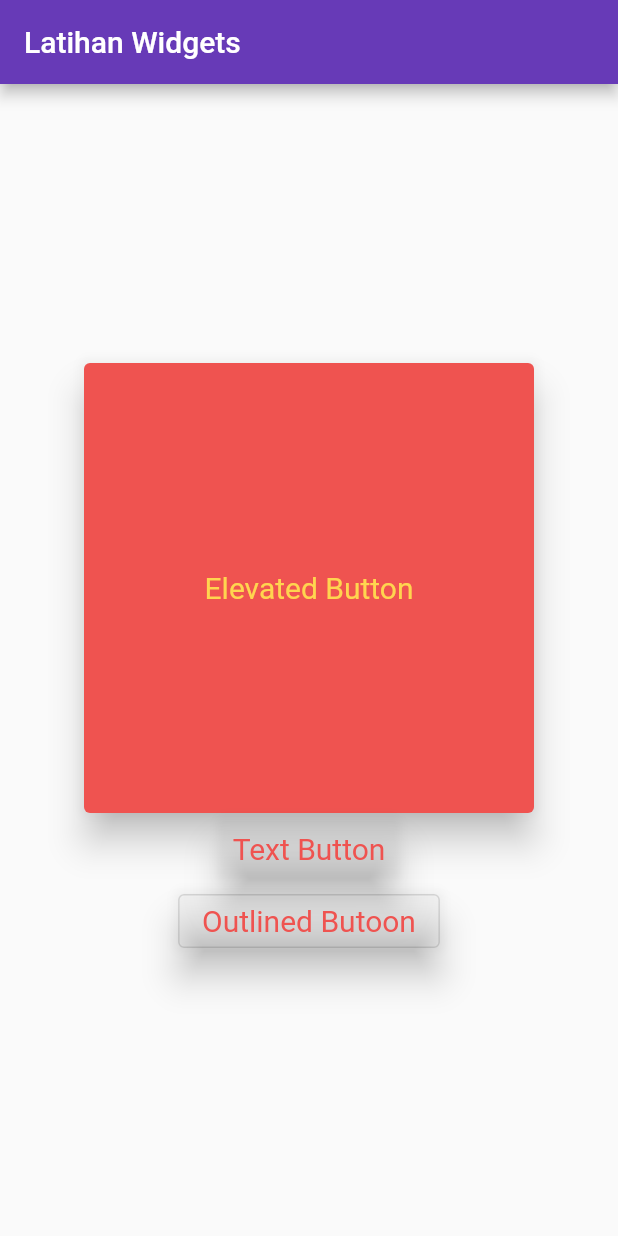
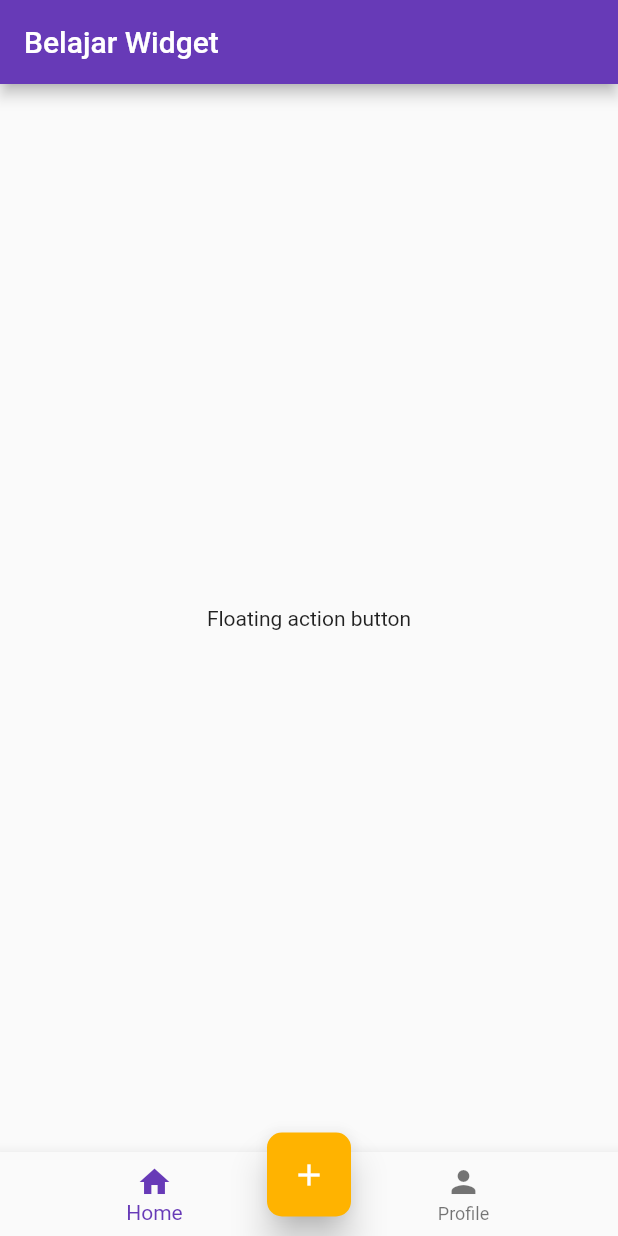
Before and after one commit to bahrie127/widget_focus, a Flutter app: the screen it shows after launch, on a phone screen of 412 x 824 dp. Run offline on Flutter 3.47's test engine with Material 2 defaults, Android fonts, the light colour scheme and no system bars.

Commit message:
floating action button

```diff
--- a/lib/home.dart
+++ b/lib/home.dart
@@ -6,6 +6,7 @@ import 'package:widget_focus/widgets/sample_card.dart';
 import 'package:widget_focus/widgets/sample_component.dart';
 import 'package:widget_focus/widgets/sample_container.dart';
 import 'package:widget_focus/widgets/sample_drawer.dart';
+import 'package:widget_focus/widgets/sample_floating_action_button.dart';
 import 'package:widget_focus/widgets/sample_grid.dart';
 import 'package:widget_focus/widgets/sample_image.dart';
 import 'package:widget_focus/widgets/sample_list.dart';
@@ -23,13 +24,18 @@ class Home extends StatelessWidget {
 
   @override
   Widget build(BuildContext context) {
-    return Scaffold(
-      appBar: AppBar(
-        title: const Text('Latihan Widgets'),
-      ),
-      body: const SampleButton(),
-    );
+    return SampleFloatingActionButton();
   }
+
+  // @override
+  // Widget build(BuildContext context) {
+  //   return Scaffold(
+  //     appBar: AppBar(
+  //       title: const Text('Latihan Widgets'),
+  //     ),
+  //     body: const SampleButton(),
+  //   );
+  // }
 }
 
 
--- /dev/null
+++ b/lib/widgets/sample_floating_action_button.dart
@@ -0,0 +1,57 @@
+import 'package:flutter/material.dart';
+
+class SampleFloatingActionButton extends StatelessWidget {
+  const SampleFloatingActionButton({super.key});
+
+  @override
+  Widget build(BuildContext context) {
+    return Scaffold(
+      appBar: AppBar(
+        title: const Text('Belajar Widget'),
+      ),
+      body: const Center(
+        child: Text('Floating action button'),
+      ),
+      bottomNavigationBar: BottomNavigationBar(items: const [
+        BottomNavigationBarItem(icon: Icon(Icons.home), label: 'Home'),
+        BottomNavigationBarItem(icon: Icon(Icons.person), label: 'Profile'),
+      ]),
+      floatingActionButtonLocation: FloatingActionButtonLocation.centerDocked,
+      floatingActionButton:
+          // FloatingActionButton.extended(
+          //   onPressed: () {},
+          //   label: const Text('Favorite'),
+          //   icon: const Icon(Icons.favorite),
+          // ),
+
+          Container(
+        margin: const EdgeInsets.only(top: 30),
+        child: FloatingActionButton(
+          onPressed: () {},
+          elevation: 10,
+          backgroundColor: Colors.amber[600],
+          shape: RoundedRectangleBorder(
+            borderRadius: BorderRadius.circular(10),
+          ),
+          // foregroundColor: Colors.red[300],
+          // mini: true,
+          child: const Icon(Icons.add),
+        ),
+      ),
+    );
+  }
+}
+
+
+//sizedbox
+// SizedBox(
+//         width: 200,
+//         height: 200,
+//         child: FloatingActionButton(
+//           onPressed: () {},
+//           backgroundColor: Colors.amber[600],
+//           foregroundColor: Colors.red[300],
+//           // mini: true,
+//           child: const Icon(Icons.add),
+//         ),
+//       ),
```
